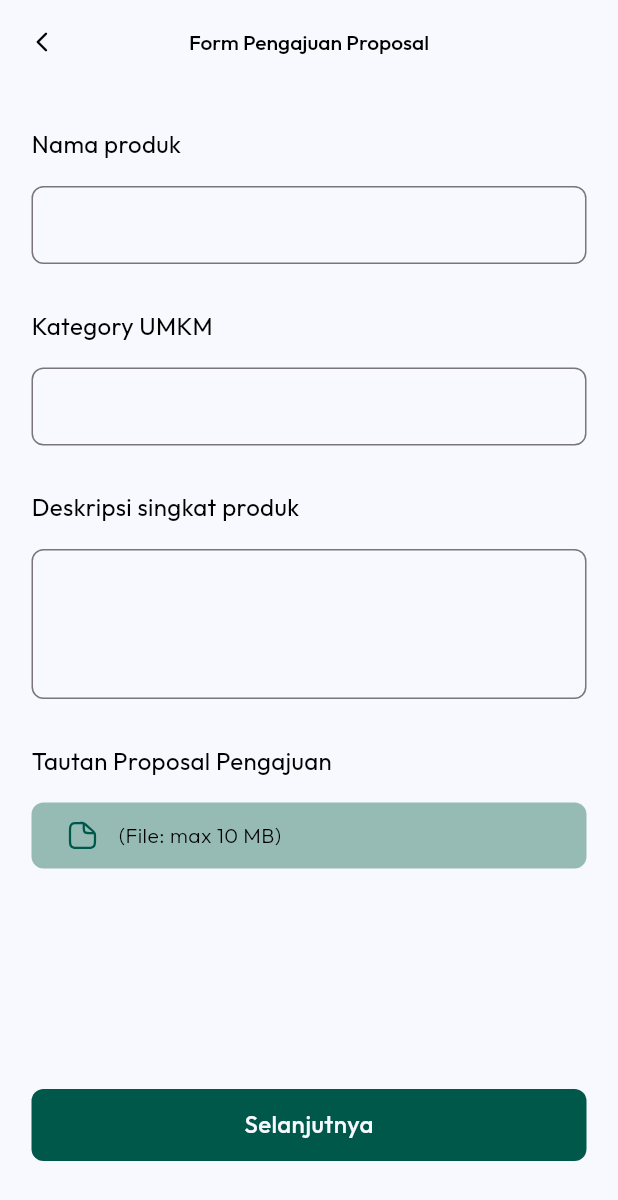
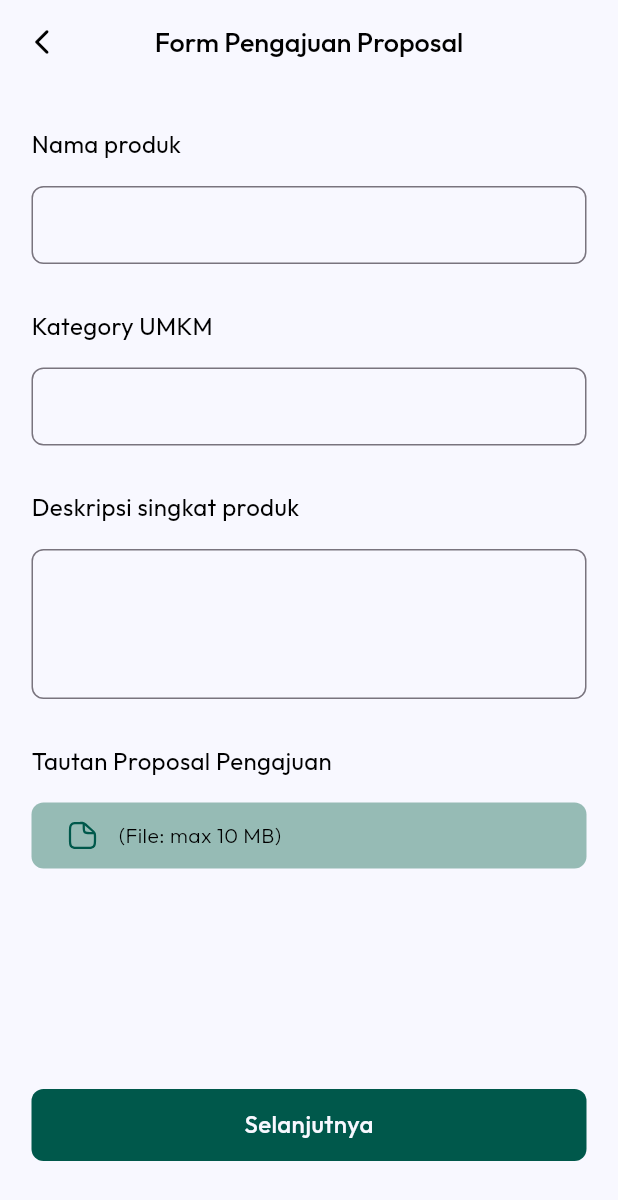
Before and after one commit to raihansyahrin/team_5_motionhack, a Flutter app: the FormSubmissionPage screen opened directly, on a phone screen of 412 x 824 dp. Shown: the top 1200 px of the screen. Run offline on Flutter 3.47's test engine with Material 3 defaults, Android fonts, the phone set to English and light mode, and no system bars; our stand-ins replace flutter_svg, get, google_fonts, shared_preferences; accounts and stored records are empty.

Commit message:
refactor: change fontSize to 18

```diff
--- a/lib/ui/widgets/custom_app_bar.dart
+++ b/lib/ui/widgets/custom_app_bar.dart
@@ -24,13 +24,13 @@ class CustomAppBar extends StatelessWidget implements PreferredSizeWidget {
         icon: const Icon(
           Icons.arrow_back_ios_new_rounded,
           color: Colors.black,
-          size: 16,
+          size: 20,
         ),
       ),
       centerTitle: true,
       title: Text(
         title!,
-        style: mediumText16.copyWith(
+        style: mediumText18.copyWith(
           color: Colors.black,
         ),
       ),
```
